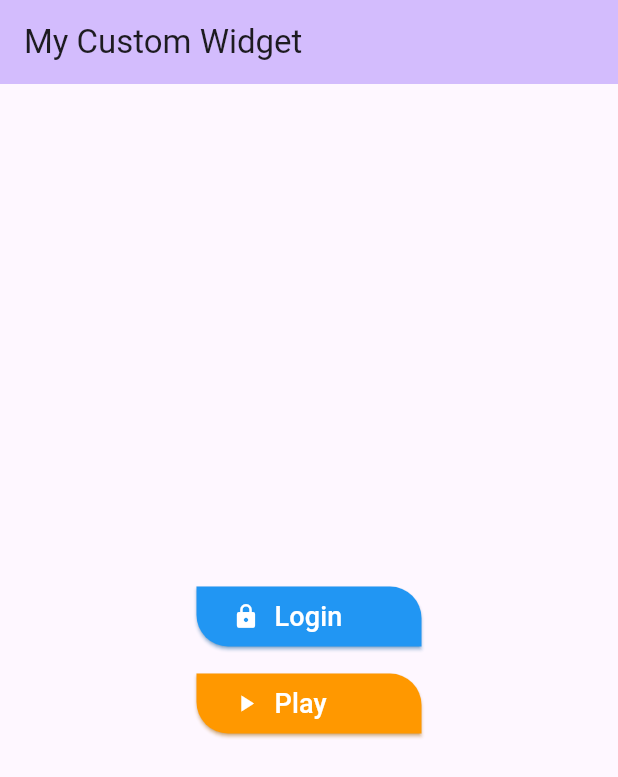
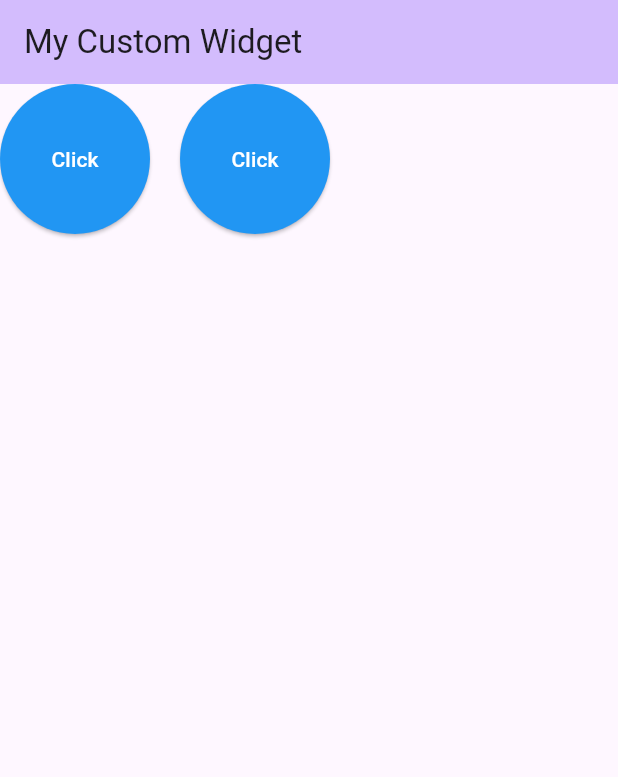
Before and after one commit to rahmanhabib0005/Custom-Widget, a Flutter app: the screen it shows after launch, on a phone screen of 412 x 824 dp. Shown: the top 777 px of the screen. Run offline on Flutter 3.47's test engine with Material 3 defaults, Android fonts, the light colour scheme and no system bars.

Commit message:
Sizedbox

```diff
--- /dev/null
+++ b/lib/Widgets/sizeboxed_widget.dart
@@ -0,0 +1,41 @@
+import 'package:flutter/material.dart';
+
+class SizeboxedWidget extends StatelessWidget {
+  @override
+  Widget build(BuildContext context) {
+    return Wrap(
+      children: [
+        SizedBox.square(
+          dimension: 100,
+          // width: 200,
+          // height: 50,
+          child: ElevatedButton(
+            onPressed: () {},
+            child: Text(
+              'Click',
+              style: TextStyle(color: Colors.white),
+            ),
+            style: ElevatedButton.styleFrom(backgroundColor: Colors.blue),
+          ),
+        ),
+        SizedBox(
+          width: 20,
+        ),
+        SizedBox.square(
+          dimension: 100,
+          // width: 200,
+          // height: 50,
+          child: ElevatedButton(
+            onPressed: () {},
+            child: Text(
+              'Click',
+              style: TextStyle(color: Colors.white),
+            ),
+            style: ElevatedButton.styleFrom(backgroundColor: Colors.blue),
+          ),
+        ),
+      ],
+      // ),
+    );
+  }
+}
--- a/lib/main.dart
+++ b/lib/main.dart
@@ -1,4 +1,6 @@
 import 'package:custom_widget/Widgets/rounded_btn.dart';
+import 'package:custom_widget/Widgets/sizeboxed_widget.dart';
+import 'package:custom_widget/Widgets/wrap_widget.dart';
 import 'package:flutter/material.dart';
 
 void main() {
@@ -62,47 +64,50 @@ class _MyHomePageState extends State<MyHomePage> {
         backgroundColor: Theme.of(context).colorScheme.inversePrimary,
         title: Text("My Custom Widget"),
       ),
-        body: Center(
-          child: Column(
-            mainAxisAlignment: MainAxisAlignment.center,
-            children: [
-              Container(
-                width: 150,
-                child: RoundedBtn(
-                  btnName: "Login",
-                  icon: Icon(
-                    Icons.lock,
-                    color: Colors.white,
-                    size: 18,
-                  ),
-                  callback: () {
-                    print("Working...");
-                  },
-                  textStyle: TextStyle(fontSize: 18, color: Colors.white),
-                ),
-              ),
-              SizedBox(
-                height: 10,
-              ),
-              Container(
-                width: 150,
-                child: RoundedBtn(
-                  btnName: "Play  ",
-                  bgColor: Colors.orange,
-                  icon: Icon(
-                    Icons.play_arrow,
-                    color: Colors.white,
-                    size: 18,
-                  ),
-                  callback: () {
-                    print("Play...");
-                  },
-                  textStyle: TextStyle(fontSize: 18, color: Colors.white),
-                ),
-              ),
-            ],
-          ),
-        )
+      // body: WrapWidget(),
+      body: SizeboxedWidget(),
+
+      // body: Center(
+      //   child: Column(
+      //     mainAxisAlignment: MainAxisAlignment.center,
+      //     children: [
+      //       Container(
+      //         width: 150,
+      //         child: RoundedBtn(
+      //           btnName: "Login",
+      //           icon: Icon(
+      //             Icons.lock,
+      //             color: Colors.white,
+      //             size: 18,
+      //           ),
+      //           callback: () {
+      //             print("Working...");
+      //           },
+      //           textStyle: TextStyle(fontSize: 18, color: Colors.white),
+      //         ),
+      //       ),
+      //       SizedBox(
+      //         height: 10,
+      //       ),
+      //       Container(
+      //         width: 150,
+      //         child: RoundedBtn(
+      //           btnName: "Play  ",
+      //           bgColor: Colors.orange,
+      //           icon: Icon(
+      //             Icons.play_arrow,
+      //             color: Colors.white,
+      //             size: 18,
+      //           ),
+      //           callback: () {
+      //             print("Play...");
+      //           },
+      //           textStyle: TextStyle(fontSize: 18, color: Colors.white),
+      //         ),
+      //       ),
+      //     ],
+      //   ),
+      // )
 
       // body: Container(
       //   child: Column(
```
Also changed, not shown: lib/Widgets/wrap_widget.dart (added, +79 -0 lines). Lines whose indentation alone changed are shown as unchanged.
